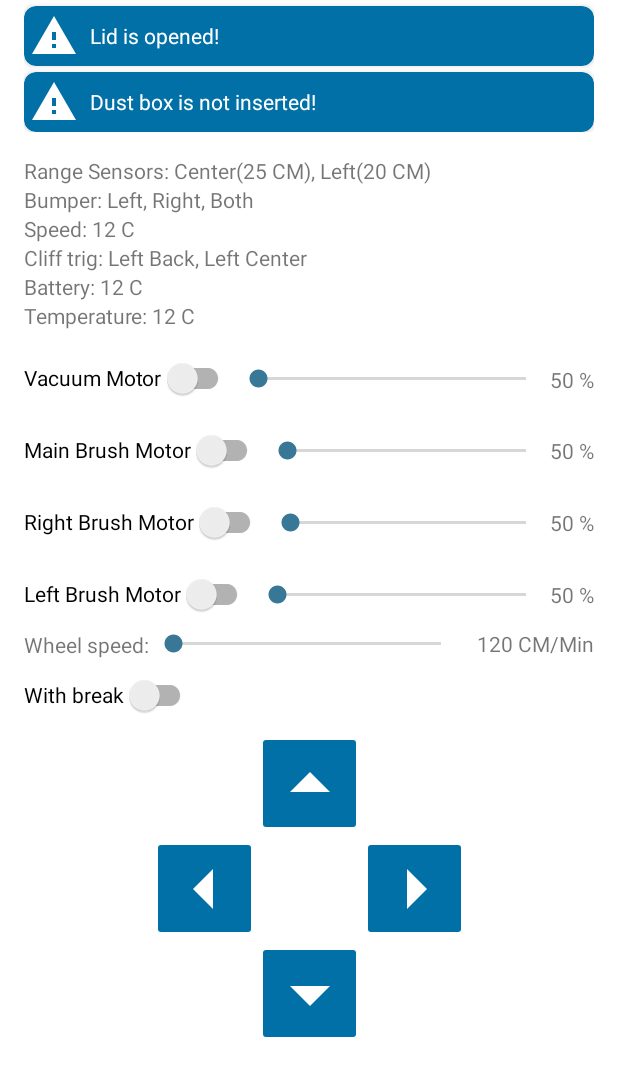
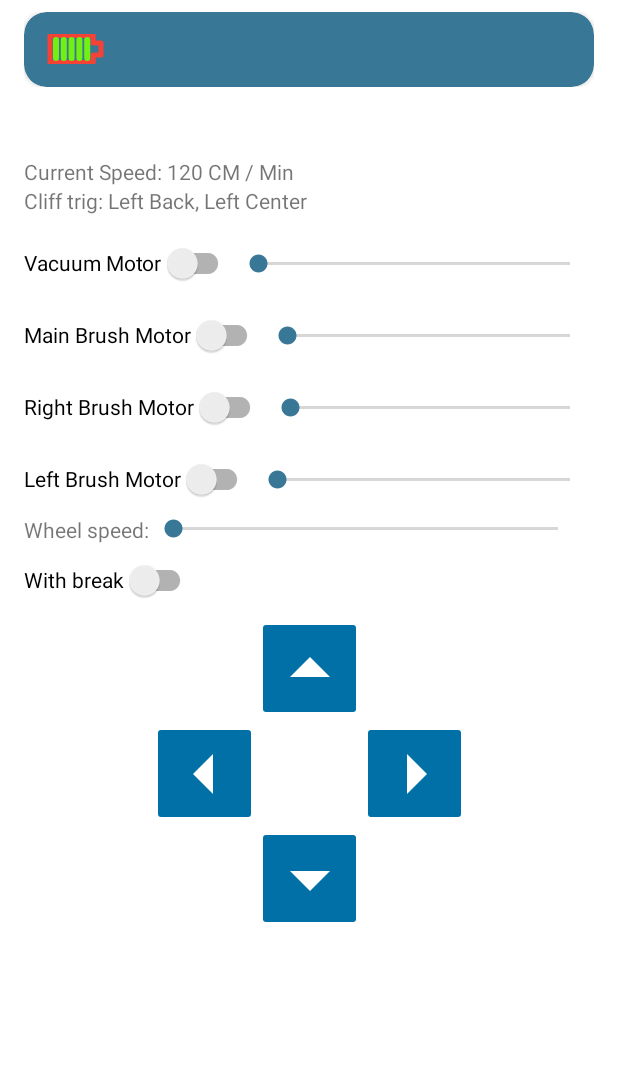
Before and after one commit to AlieksieievYurii/vacuum-cleaner, an Android app: the ManualControlFragment screen opened through its navigation route, on a phone screen of 412 x 824 dp. Shown: the top 1076 px of the screen. Run offline under Robolectric (Android 15) with nearby library versions, the phone set to English and light mode, and no system bars; our stand-ins replace Timber, data binding; libraries missing offline, so code that uses them is left out: android.viewbinding.library; 27 statements that could not run were skipped.

Commit message:
AndroidApp: update the fragment of manual controll

```diff
--- a/android-app/app/src/main/res/layout/fragment_control.xml
+++ b/android-app/app/src/main/res/layout/fragment_control.xml
@@ -7,110 +7,39 @@
         android:layout_width="match_parent"
         android:layout_height="match_parent">
 
-        <LinearLayout
-            android:id="@+id/warnings_holder"
+        <com.yurii.vaccumcleaner.screens.panel.widgets.HeaderWidget
+            android:id="@+id/headerWidget"
             android:layout_width="0dp"
             android:layout_height="wrap_content"
-            android:orientation="vertical"
+            android:layout_marginTop="8dp"
             app:layout_constraintEnd_toStartOf="@+id/right_guide_line"
             app:layout_constraintStart_toStartOf="@+id/left_guide_line"
-            app:layout_constraintTop_toTopOf="parent">
-
-            <androidx.cardview.widget.CardView
-                android:id="@+id/cv_lid_warning"
-                android:layout_width="match_parent"
-                android:layout_height="wrap_content"
-                android:layout_marginTop="4dp"
-                app:cardBackgroundColor="?attr/colorPrimaryVariant"
-                app:cardCornerRadius="8dp"
-                app:cardElevation="2dp">
-
-                <androidx.appcompat.widget.LinearLayoutCompat
-                    android:layout_width="wrap_content"
-                    android:layout_height="wrap_content"
-                    android:gravity="center_vertical"
-                    android:orientation="horizontal"
-                    android:padding="4dp">
-
-                    <ImageView
-                        android:layout_width="wrap_content"
-                        android:layout_height="wrap_content"
-                        android:src="@drawable/ic_white_warning_32"
-                        tools:ignore="ContentDescription" />
-
-                    <TextView
-                        android:layout_width="wrap_content"
-                        android:layout_height="wrap_content"
-                        android:layout_marginStart="8dp"
-                        android:textColor="@color/white"
-                        android:text="Lid is opened!" />
-                </androidx.appcompat.widget.LinearLayoutCompat>
-            </androidx.cardview.widget.CardView>
-
-            <androidx.cardview.widget.CardView
-                android:id="@+id/cv_dust_box_pulled"
-                android:layout_width="match_parent"
-                android:layout_height="wrap_content"
-                android:layout_marginTop="4dp"
-                app:cardBackgroundColor="?attr/colorPrimaryVariant"
-                app:cardCornerRadius="8dp"
-                app:cardElevation="2dp">
-
-                <androidx.appcompat.widget.LinearLayoutCompat
-                    android:layout_width="wrap_content"
-                    android:layout_height="wrap_content"
-                    android:gravity="center_vertical"
-                    android:orientation="horizontal"
-                    android:padding="4dp">
-
-                    <ImageView
-                        android:layout_width="wrap_content"
-                        android:layout_height="wrap_content"
-                        android:src="@drawable/ic_white_warning_32"
-                        tools:ignore="ContentDescription" />
-
-                    <TextView
-                        android:layout_width="wrap_content"
-                        android:layout_height="wrap_content"
-                        android:layout_marginStart="8dp"
-                        android:textColor="@color/white"
-                        android:text="Dust box is not inserted!" />
-                </androidx.appcompat.widget.LinearLayoutCompat>
-            </androidx.cardview.widget.CardView>
-        </LinearLayout>
+            app:layout_constraintTop_toTopOf="parent" />
 
         <TextView
-            android:id="@+id/inf_temperature"
+            android:id="@+id/inf_range_radar_values"
             android:layout_width="wrap_content"
             android:layout_height="wrap_content"
-            android:text="Temperature: 12 C"
+            android:layout_marginTop="8dp"
+            tools:text="Range Sensors: Center(25 CM), Left(20 CM)"
             app:layout_constraintStart_toStartOf="@+id/left_guide_line"
-            app:layout_constraintTop_toBottomOf="@+id/inf_battery" />
+            app:layout_constraintTop_toBottomOf="@+id/headerWidget" />
+
+        <TextView
+            android:id="@+id/inf_bumper"
+            android:layout_width="wrap_content"
+            android:layout_height="wrap_content"
+            tools:text="Bumper: Left, Right, Both"
+            app:layout_constraintStart_toStartOf="@+id/left_guide_line"
+            app:layout_constraintTop_toBottomOf="@+id/inf_range_radar_values" />
 
         <TextView
             android:id="@+id/inf_speed"
             android:layout_width="wrap_content"
             android:layout_height="wrap_content"
-            android:text="Speed: 12 C"
+            android:text="Current Speed: 120 CM / Min"
             app:layout_constraintStart_toStartOf="@+id/left_guide_line"
             app:layout_constraintTop_toBottomOf="@+id/inf_bumper" />
-
-        <TextView
-            android:id="@+id/inf_battery"
-            android:layout_width="wrap_content"
-            android:layout_height="wrap_content"
-            android:text="Battery: 12 C"
-            app:layout_constraintStart_toStartOf="@+id/left_guide_line"
-            app:layout_constraintTop_toBottomOf="@+id/inf_cliff_trig" />
-
-        <TextView
-            android:id="@+id/inf_range_radar_values"
-            android:layout_width="wrap_content"
-            android:layout_height="wrap_content"
-            android:layout_marginTop="16dp"
-            android:text="Range Sensors: Center(25 CM), Left(20 CM)"
-            app:layout_constraintStart_toStartOf="@+id/left_guide_line"
-            app:layout_constraintTop_toBottomOf="@+id/warnings_holder" />
 
         <TextView
             android:id="@+id/inf_cliff_trig"
@@ -120,13 +49,7 @@
             app:layout_constraintStart_toStartOf="@+id/left_guide_line"
             app:layout_constraintTop_toBottomOf="@+id/inf_speed" />
 
-        <TextView
-            android:id="@+id/inf_bumper"
-            android:layout_width="wrap_content"
-            android:layout_height="wrap_content"
-            android:text="Bumper: Left, Right, Both"
-            app:layout_constraintStart_toStartOf="@+id/left_guide_line"
-            app:layout_constraintTop_toBottomOf="@+id/inf_range_radar_values" />
+
 
         <ImageButton
             android:id="@+id/btn_left"
@@ -198,7 +121,7 @@
             android:id="@+id/target_speed"
             android:layout_width="wrap_content"
             android:layout_height="wrap_content"
-            android:text="120 CM/Min"
+            tools:text="120 CM/Min"
             app:layout_constraintBottom_toBottomOf="@+id/wheel_speed"
             app:layout_constraintEnd_toStartOf="@+id/right_guide_line"
             app:layout_constraintTop_toTopOf="@+id/wheel_speed" />
@@ -207,7 +130,7 @@
             android:id="@+id/tv_speed_label"
             android:layout_width="wrap_content"
             android:layout_height="wrap_content"
-            android:text="Wheel speed:"
+            android:text="@string/label_wheel_speed"
             app:layout_constraintStart_toStartOf="@+id/left_guide_line"
             app:layout_constraintTop_toBottomOf="@+id/left_brush_motor_switch" />
 
@@ -216,15 +139,15 @@
             android:layout_width="wrap_content"
             android:layout_height="wrap_content"
             android:layout_marginTop="8dp"
-            android:text="Vacuum Motor"
+            android:text="@string/label_vacuum_motor"
             app:layout_constraintStart_toStartOf="@+id/left_guide_line"
-            app:layout_constraintTop_toBottomOf="@+id/inf_temperature" />
+            app:layout_constraintTop_toBottomOf="@+id/inf_cliff_trig" />
 
         <androidx.appcompat.widget.SwitchCompat
             android:id="@+id/main_brush_motor_switch"
             android:layout_width="wrap_content"
             android:layout_height="wrap_content"
-            android:text="Main Brush Motor"
+            android:text="@string/label_main_brush_motor"
             app:layout_constraintStart_toStartOf="@+id/left_guide_line"
             app:layout_constraintTop_toBottomOf="@+id/vacuum_motor_switch" />
 
@@ -232,7 +155,7 @@
             android:id="@+id/right_brush_motor_switch"
             android:layout_width="wrap_content"
             android:layout_height="wrap_content"
-            android:text="Right Brush Motor"
+            android:text="@string/label_right_brush_motor"
             app:layout_constraintStart_toStartOf="@+id/left_guide_line"
             app:layout_constraintTop_toBottomOf="@+id/main_brush_motor_switch" />
 
@@ -240,7 +163,7 @@
             android:id="@+id/left_brush_motor_switch"
             android:layout_width="wrap_content"
             android:layout_height="wrap_content"
-            android:text="Left Brush Motor"
+            android:text="@string/label_left_brush_motor"
             app:layout_constraintStart_toStartOf="@+id/left_guide_line"
             app:layout_constraintTop_toBottomOf="@+id/right_brush_motor_switch" />
 
@@ -287,7 +210,7 @@
             android:id="@+id/vacuum_motor_target_speed"
             android:layout_width="wrap_content"
             android:layout_height="wrap_content"
-            android:text="50 %"
+            tools:text="50 %"
             app:layout_constraintBottom_toBottomOf="@+id/vacuum_motor_speed"
             app:layout_constraintEnd_toStartOf="@+id/right_guide_line"
             app:layout_constraintTop_toTopOf="@+id/vacuum_motor_speed"
@@ -297,7 +220,7 @@
             android:id="@+id/main_brush_motor_target_speed"
             android:layout_width="wrap_content"
             android:layout_height="wrap_content"
-            android:text="50 %"
+            tools:text="50 %"
             app:layout_constraintBottom_toBottomOf="@+id/main_brush_motor_speed"
             app:layout_constraintEnd_toStartOf="@+id/right_guide_line"
             app:layout_constraintTop_toTopOf="@+id/main_brush_motor_speed" />
@@ -306,7 +229,7 @@
             android:id="@+id/right_brush_motor_target_speed"
             android:layout_width="0dp"
             android:layout_height="wrap_content"
-            android:text="50 %"
+            tools:text="50 %"
             app:layout_constraintBottom_toBottomOf="@+id/right_brush_motor_speed"
             app:layout_constraintEnd_toStartOf="@+id/right_guide_line"
             app:layout_constraintTop_toTopOf="@+id/right_brush_motor_speed" />
@@ -315,7 +238,7 @@
             android:id="@+id/left_brush_motor_target_speed"
             android:layout_width="0dp"
             android:layout_height="wrap_content"
-            android:text="50 %"
+            tools:text="50 %"
             app:layout_constraintBottom_toBottomOf="@+id/left_brush_motor_speed"
             app:layout_constraintEnd_toStartOf="@+id/right_guide_line"
             app:layout_constraintStart_toEndOf="@+id/left_brush_motor_speed"
@@ -325,7 +248,7 @@
             android:id="@+id/with_break"
             android:layout_width="wrap_content"
             android:layout_height="wrap_content"
-            android:text="With break"
+            android:text="@string/label_with_break"
             app:layout_constraintStart_toStartOf="@+id/left_guide_line"
             app:layout_constraintTop_toBottomOf="@+id/tv_speed_label" />
     </androidx.constraintlayout.widget.ConstraintLayout>
--- a/android-app/app/src/main/res/values/strings.xml
+++ b/android-app/app/src/main/res/values/strings.xml
@@ -50,4 +50,10 @@
     <string name="label_integral_value">Integral</string>
     <string name="label_derivative_value">Derivative</string>
     <string name="label_range">%s (Range %d..%d)</string>
+    <string name="label_vacuum_motor">Vacuum Motor</string>
+    <string name="label_main_brush_motor">Main Brush Motor</string>
+    <string name="label_right_brush_motor">Right Brush Motor</string>
+    <string name="label_left_brush_motor">Left Brush Motor</string>
+    <string name="label_with_break">With break</string>
+    <string name="label_wheel_speed">Wheel speed:</string>
 </resources>
```
